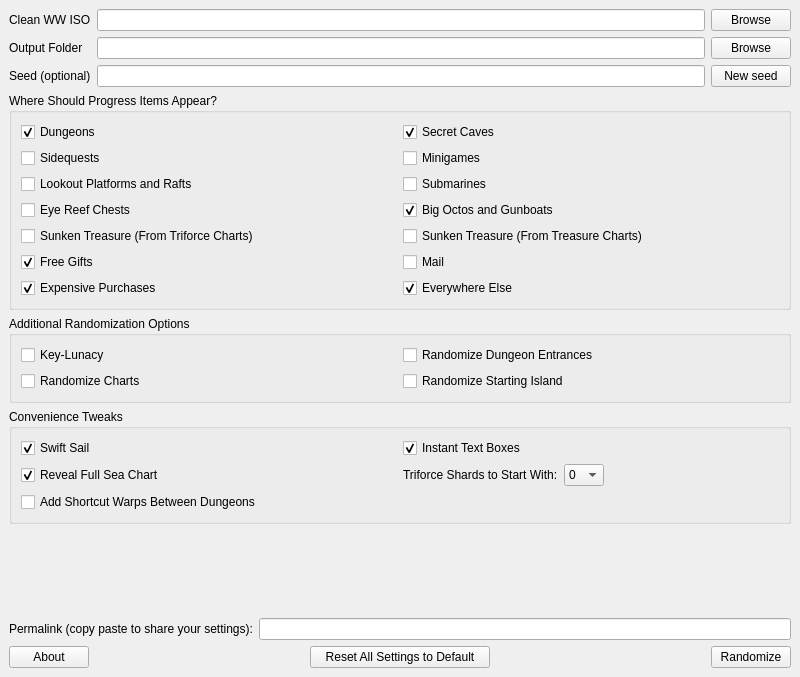
Old version of the form ui/randomizer_window.ui in the repository LagoLunatic/wwrando.
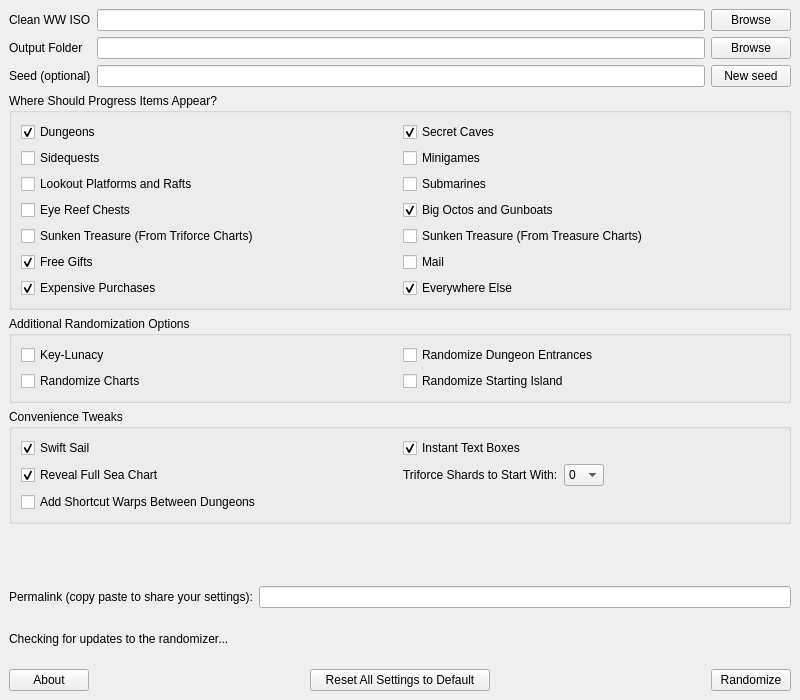
New version of the form.

Commit message: Add auto update checking

```diff
--- a/ui/randomizer_window.ui
+++ b/ui/randomizer_window.ui
@@ -7,7 +7,7 @@
     <x>0</x>
     <y>0</y>
     <width>800</width>
-    <height>677</height>
+    <height>700</height>
    </rect>
   </property>
   <property name="windowTitle">
@@ -386,6 +386,16 @@
       </item>
      </layout>
     </item>
+    <item>
+     <widget class="QLabel" name="update_checker_label">
+      <property name="text">
+       <string>Checking for updates to the randomizer...</string>
+      </property>
+      <property name="openExternalLinks">
+       <bool>true</bool>
+      </property>
+     </widget>
+    </item>
     <item>
      <layout class="QHBoxLayout" name="horizontalLayout">
       <item>
```
The commit also changes 3 other files.
